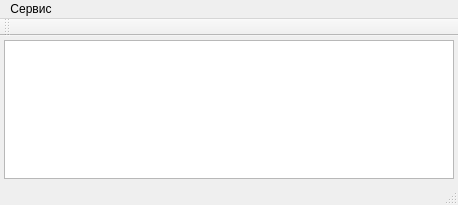
First picture: the form in paServer/mainwindow.ui, repository eugene-pa/armdncqt, before the edit.
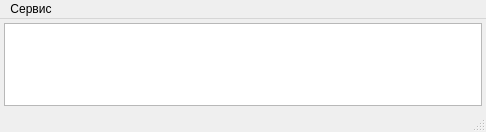
Second picture: the form after the edit.

What changed in the file:
```diff
--- a/paServer/mainwindow.ui
+++ b/paServer/mainwindow.ui
@@ -6,8 +6,8 @@
    <rect>
     <x>0</x>
     <y>0</y>
-    <width>458</width>
-    <height>205</height>
+    <width>486</width>
+    <height>132</height>
    </rect>
   </property>
   <property name="windowTitle">
@@ -41,7 +41,7 @@
     <rect>
      <x>0</x>
      <y>0</y>
-     <width>458</width>
+     <width>486</width>
      <height>21</height>
     </rect>
    </property>
@@ -57,14 +57,6 @@
    </widget>
    <addaction name="menu"/>
   </widget>
-  <widget class="QToolBar" name="mainToolBar">
-   <attribute name="toolBarArea">
-    <enum>TopToolBarArea</enum>
-   </attribute>
-   <attribute name="toolBarBreak">
-    <bool>false</bool>
-   </attribute>
-  </widget>
   <widget class="QStatusBar" name="statusBar"/>
   <action name="actionIni">
    <property name="text">
```
Left out of the diff: 2 changed lines with no effect on the pictures.
